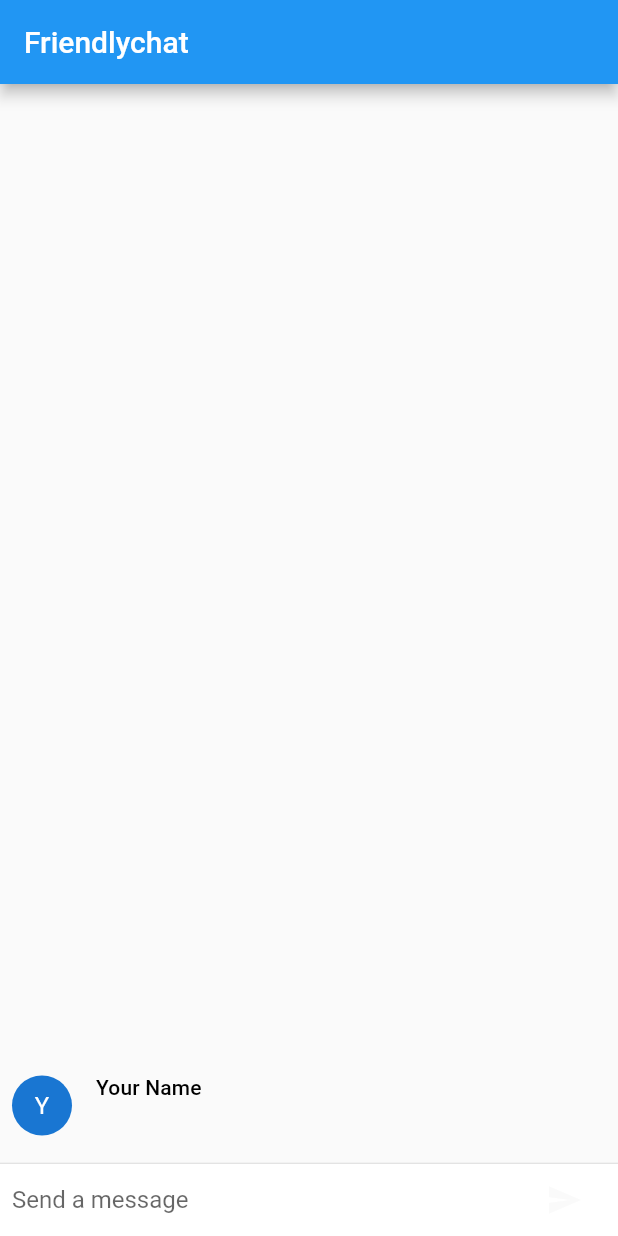
After one commit to SubeenPyun/Stocodi_APP, a Flutter app: the ChatScreen screen opened directly, after a tap on the "send" icon, on a phone screen of 412 x 824 dp. The commit adds this screen. Run offline on Flutter 3.47's test engine with Material 2 defaults, Android fonts, the phone set to English and light mode, and no system bars; our stand-ins replace dio.

Commit message:
create DongGiPage & test comment

```diff
--- /dev/null
+++ b/lib/lecture/ChatTest.dart
@@ -0,0 +1,123 @@
+import 'package:flutter/material.dart';
+
+void main() => runApp(FriendlychatApp());
+
+const String _name = "Your Name";
+
+class FriendlychatApp extends StatelessWidget {
+  @override
+  Widget build(BuildContext context) {
+    return MaterialApp(
+      title: "FriendlychatApp",
+      home: ChatScreen(),
+    );
+  }
+}
+
+class ChatScreen extends StatefulWidget {
+  @override
+  State createState() => ChatScreenState();//상태를 가지는 위젯
+}
+
+class ChatScreenState extends State<ChatScreen> {
+
+  final List<ChatMessage> _messages = <ChatMessage>[];
+  final TextEditingController _textController = new TextEditingController();
+
+  @override
+  Widget build(BuildContext context) {
+    return Scaffold(
+      appBar: AppBar(
+        title: Text("Friendlychat"),
+      ),
+      body: Column(
+        children: <Widget>[
+          Flexible(
+            child: ListView.builder(
+              padding: EdgeInsets.all(8.0),
+              reverse: true,
+              itemBuilder: (_, int index) => _messages[index],
+              itemCount: _messages.length,
+            ),
+          ),
+          Divider(height: 1.0),
+          Container(
+            decoration: BoxDecoration(
+                color: Theme.of(context).cardColor
+            ),
+            child: _buildTextComposer(),
+          )
+        ],
+      ),
+    );
+  }
+
+  Widget _buildTextComposer() {
+    return IconTheme(
+      data: IconThemeData(color: Theme.of(context).canvasColor),
+      child: Container(
+          margin: const EdgeInsets.symmetric(horizontal: 8.0),
+          child: Row(
+            children: <Widget>[
+              Flexible(
+                child: TextField(
+                  controller: _textController,
+                  onSubmitted: _handleSubmitted,
+                  decoration: new InputDecoration.collapsed(
+                      hintText: "Send a message"),
+                ),
+              ),
+              Container(
+                margin: const EdgeInsets.symmetric(horizontal: 4.0),
+                child: IconButton(
+                    icon: Icon(Icons.send),
+                    onPressed: () => _handleSubmitted(_textController.text)),
+              ),
+            ],
+          )
+      ),
+    );
+  }
+
+  void _handleSubmitted(String text) {
+    _textController.clear();
+    var message = ChatMessage(
+      text: text,
+    );
+    setState(() {
+      _messages.insert(0, message);
+    });
+  }
+
+}
+
+class ChatMessage extends StatelessWidget {
+  ChatMessage({required this.text});
+  final String text;
+  @override
+  Widget build(BuildContext context) {
+    return Container(
+      margin: const EdgeInsets.symmetric(vertical: 10.0),
+      child: Row(
+        crossAxisAlignment: CrossAxisAlignment.start,
+        children: <Widget>[
+          Container(
+            margin: const EdgeInsets.only(right: 16.0),
+            child: CircleAvatar(child: Text(_name[0])),
+          ),
+          Column(
+            crossAxisAlignment: CrossAxisAlignment.start,
+            children: <Widget>[
+              Text(_name, style: Theme.of(context).textTheme.subtitle2),
+              Container(
+                margin: const EdgeInsets.only(top: 5.0),
+                child: Text(text),
+              ),
+            ],
+          ),
+        ],
+      ),
+    );
+  }
+
+}
--- a/lib/main.dart
+++ b/lib/main.dart
@@ -1,5 +1,6 @@
 import 'package:flutter/material.dart';
 import 'stocodi_api_test.dart';
+import 'DongGiTestPage.dart';
 
 void main() {
   runApp(MyApp());
@@ -40,10 +41,10 @@
                 // 첫 번째 버튼을 누르면 두 번째 화면으로 이동
                 Navigator.push(
                   context,
-                  MaterialPageRoute(builder: (context) => SignUp()),
+                  MaterialPageRoute(builder: (context) => DongGi()),
                 );
               },
-              child: Text('api test'),
+              child: Text('DongGiTestPage'),
             ),
           ],
         ),
--- a/lib/retrofit/HttpService.dart
+++ b/lib/retrofit/HttpService.dart
@@ -28,6 +28,7 @@
       print('로그인 오류: $e');
     }
   }
+
   Future<void> nickNameExist() async{
     try {
       final response = await _apiService.nickNameExist('예리미양');
@@ -46,6 +47,7 @@
       print('중복체크 오류: $e');
     }
   }
+
   Future<void> signUp(signUpRequest data) async{
     try {
       final response = await _apiService.signUp(data);
```
Also changed, not shown: lib/DongGiTestPage.dart (added, +45 -0 lines), lib/lecture/watch_lecture.dart (added, +10 -0 lines), lib/theme/AppTheme.dart (added, +15 -0 lines), lib/lecture/CommentItem.dart (added).
